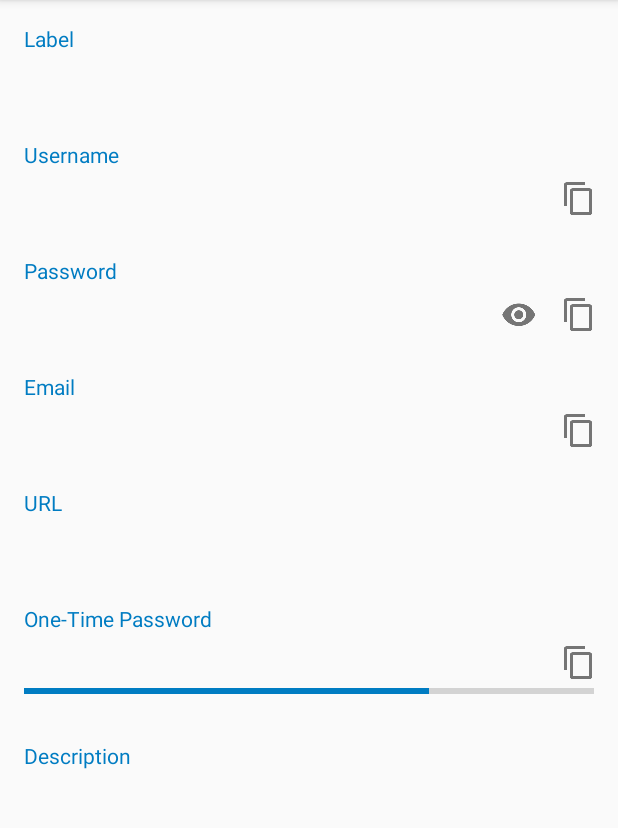
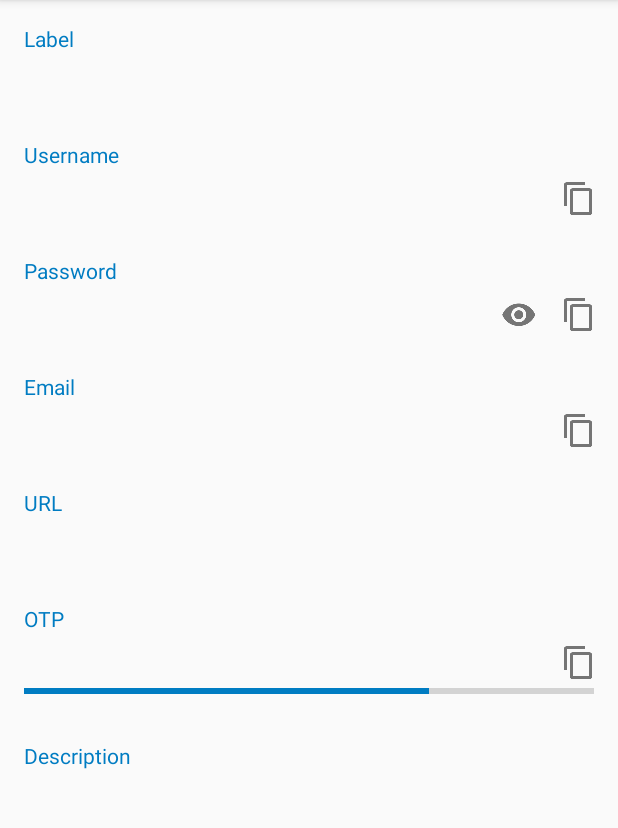
Before and after one commit to nextcloud/passman-android, an Android app: the fragment CredentialDisplay placed in its activity, on a phone screen of 412 x 824 dp, the part 84-912 px from its top. Run offline under Robolectric (Android 15) with nearby library versions, the light colour scheme and no system bars; our stand-ins replace ButterKnife; libraries missing offline, so code that uses them is left out: com.koushikdutta.async; 7 statements that could not run were skipped.

Commit message:
OTP back to OTP

```diff
--- a/app/src/main/res/values/strings.xml
+++ b/app/src/main/res/values/strings.xml
@@ -20,7 +20,7 @@
     <string name="copied_to_clipboard">Copied text to clipboard</string>
     <string name="vault_password">Vault password</string>
     <string name="vault_password_save">Save the vault password</string>
-    <string name="otp" translatable="false">One-Time Password</string>
+    <string name="otp" translatable="false">OTP</string>
     <string name="not_implemented_yet">Not implemented yet</string>
     <string name="created">Created:</string>
     <string name="last_accessed">Last accessed:</string>
```
